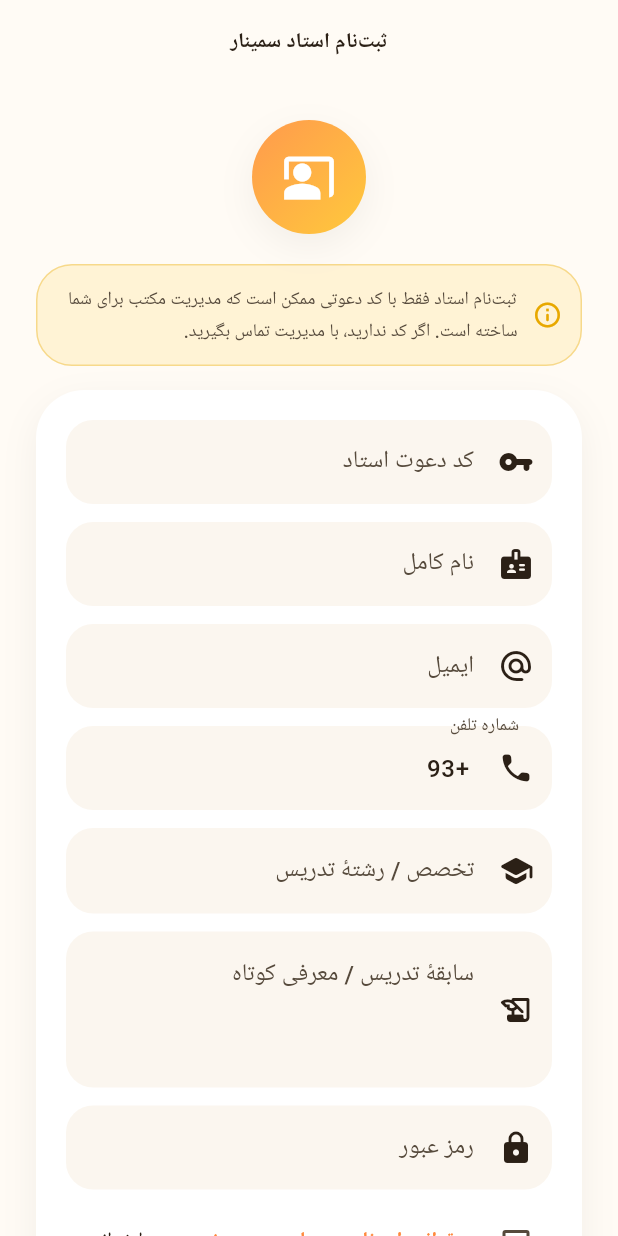
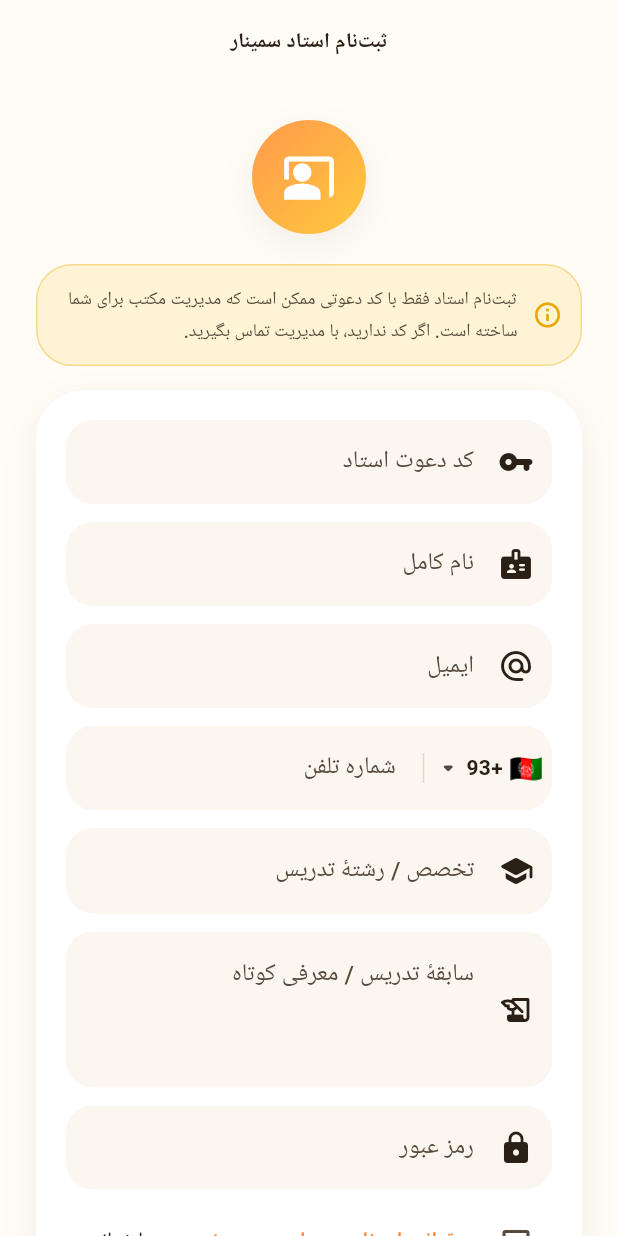
Before and after one commit to AliRezaHussainiNECDO/afghanistan_girls_digital_school_final, a Flutter app: the RegisterInstructorScreen screen opened by its route, on a phone screen of 412 x 824 dp. Run offline on Flutter 3.47's test engine with Material 3 defaults, Android fonts, the phone set to English and light mode, and no system bars; our stand-ins replace audioplayers, chewie, confetti, dartz, dio, equatable and 9 more; missing offline and left inert: apivideo_live_stream, dart:html, jitsi_meet_flutter_sdk, record, syncfusion_flutter_pdf; accounts and stored records are empty; Roboto replaces fonts that are missing (Vazirmatn); project files that could hold a hidden picture were left out.

Commit message:
Update register_instructor_screen.dart

```diff
--- a/lib/features/auth/presentation/screens/register_instructor_screen.dart
+++ b/lib/features/auth/presentation/screens/register_instructor_screen.dart
@@ -5,6 +5,7 @@ import '../../../../app/router/app_routes.dart';
 import '../../../../app/theme/design_tokens.dart';
 import '../../../../core/localization/app_localizations.dart';
 import '../../../../core/widgets/app_primary_button.dart';
+import '../../../../core/widgets/country_phone_field.dart';
 import '../../domain/usecases/auth_usecases.dart';
 import '../providers/auth_providers.dart';
 import '../widgets/terms_gate.dart';
@@ -177,15 +178,11 @@ class _RegisterInstructorScreenState extends ConsumerState<RegisterInstructorScr
                                 (v == null || !v.contains('@')) ? context.tr('common.required') : null,
                           ),
                           const SizedBox(height: 12),
-                          TextFormField(
+                          // شمارهٔ تلفن با انتخاب‌گر پویای کد کشور — به‌جای پیش‌فرض
+                          // ثابتِ افغانستان، تا استادان از هر کشوری بتوانند ثبت‌نام کنند.
+                          CountryPhoneField(
                             controller: _phone,
-                            keyboardType: TextInputType.phone,
-                            decoration: InputDecoration(
-                              labelText: context.tr('auth.phone'),
-                              prefixIcon: const Icon(Icons.phone_rounded),
-                            ),
-                            validator: (v) =>
-                                (v == null || v.trim().length < 9) ? context.tr('common.required') : null,
+                            label: context.tr('auth.phone'),
                           ),
                           const SizedBox(height: 12),
                           // ── معلومات ضروری تدریس ──
```
